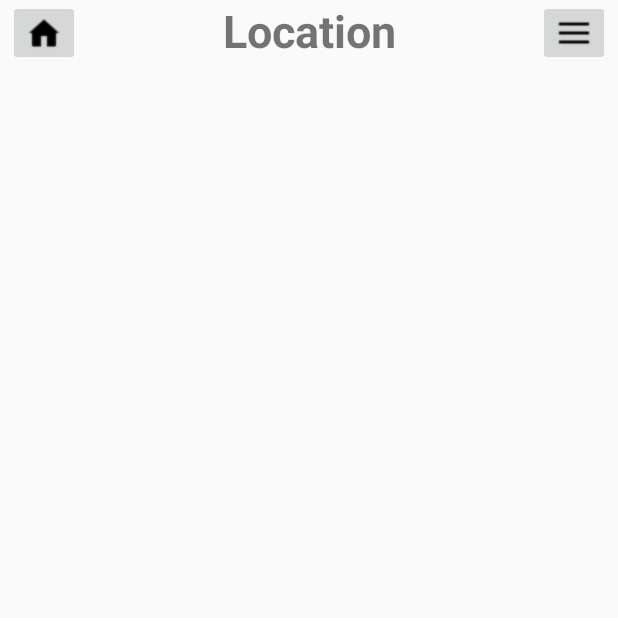
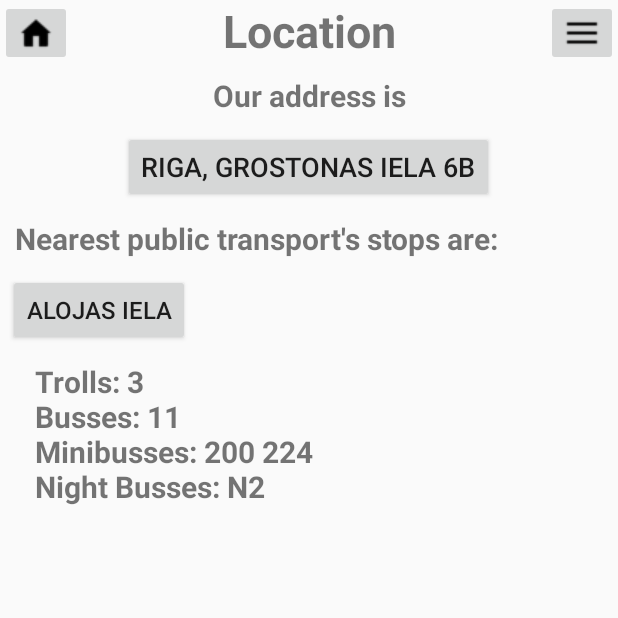
Before and after one commit to AntosMacek/UniApp, an Android app: the LocationActivity screen opened directly, with no data from a screen before it, on a phone screen of 412 x 824 dp, the top half of it. Run offline under Robolectric (Android 15) with nearby library versions, the phone set to English and light mode, and no system bars.

Commit message:
Location and schedule ready

```diff
--- a/app/src/main/java/unicon/lv/uniapp/activities/YberActivity.java
+++ b/app/src/main/java/unicon/lv/uniapp/activities/YberActivity.java
@@ -14,7 +14,7 @@ import uncon.lv.uniapp.R;
  */
 public class YberActivity extends AppCompatActivity {
 
-    public ImageButton menuButton;
+    private ImageButton menuButton;
 
     public void doPopup(View v, ImageButton menuButton) {
         final View view = v;
--- a/app/src/main/java/unicon/lv/uniapp/data_providers/EventMapAdapter.java
+++ b/app/src/main/java/unicon/lv/uniapp/data_providers/EventMapAdapter.java
@@ -90,7 +90,9 @@ public class EventMapAdapter extends BaseExpandableListAdapter {
         ImageView imageView = (ImageView) convertView.findViewById(R.id.map);
         String groupTitle = (String) getGroup(parent);
 
-        if (groupTitle.equals("A. Gallery")) {
+        if (groupTitle.equals("General map")) {
+            imageView.setImageResource(R.drawable.a00_map);
+        } else if (groupTitle.equals("A. Gallery")) {
             imageView.setImageResource(R.drawable.a01_entrance);
         } else if (groupTitle.equals("B. Main Hall")) {
             imageView.setImageResource(R.drawable.a02_main_hall);
--- a/app/src/main/java/unicon/lv/uniapp/data_providers/EventMapDataProvider.java
+++ b/app/src/main/java/unicon/lv/uniapp/data_providers/EventMapDataProvider.java
@@ -11,11 +11,14 @@ public class EventMapDataProvider {
 
     public static LinkedHashMap<String, List<String>> getInfo() {
         LinkedHashMap<String, List<String>> mapDetails = new LinkedHashMap<>();
+        List<String> map0 = new ArrayList<>();
         List<String> map1 = new ArrayList<>();
         List<String> map2 = new ArrayList<>();
         List<String> map3 = new ArrayList<>();
         List<String> map4 = new ArrayList<>();
         List<String> map5 = new ArrayList<>();
+
+        map0.add("Turn your device to change the size.");
 
         map1.add("29. Entrance/info");
 
@@ -30,7 +33,7 @@ public class EventMapDataProvider {
 
         map5.add("23. Seats\n24. Stage");
 
-
+        mapDetails.put("General map", map0);
         mapDetails.put("A. Gallery", map1);
         mapDetails.put("B. Main Hall", map2);
         mapDetails.put("C. Hall", map3);
--- a/app/src/main/res/layout/activity_location.xml
+++ b/app/src/main/res/layout/activity_location.xml
@@ -16,7 +16,7 @@
         android:id="@+id/menu_button"
         android:layout_width="wrap_content"
         android:layout_height="wrap_content"
-        android:layout_alignEnd="@+id/scroller"
+        android:layout_alignEnd="@+id/address"
         android:onClick="doPopup"
         android:src="@drawable/menu"/>
 
@@ -24,19 +24,59 @@
         android:id="@+id/home_button"
         android:layout_width="wrap_content"
         android:layout_height="wrap_content"
-        android:layout_alignStart="@+id/scroller"
+        android:layout_alignStart="@+id/address"
         android:onClick="goHome"
         android:src="@drawable/home"/>
 
-    <ScrollView
-        android:id="@+id/scroller"
-        android:layout_width="fill_parent"
+    <TextView
+        android:id="@+id/address"
+        android:layout_width="match_parent"
         android:layout_height="wrap_content"
-        android:layout_margin="5dp"
-        android:layout_below="@+id/menu_button"
-        android:scrollbars="vertical"
-        android:fillViewport="true">
+        android:layout_below="@+id/header"
+        android:padding="10dp"
+        android:text="@string/our_addr"
+        android:textSize="20sp"
+        android:textStyle="bold"
+        android:gravity="center"/>
 
-    </ScrollView>
+    <Button
+        android:id="@+id/map_button"
+        android:layout_width="wrap_content"
+        android:layout_height="wrap_content"
+        android:layout_below="@+id/address"
+        android:text="@string/map_btn_label"
+        android:textSize="18sp"
+        android:layout_centerInParent="true"
+        android:onClick="doMapButtonStuff"/>
+
+
+    <TextView
+        android:id="@+id/transport"
+        android:layout_width="match_parent"
+        android:layout_height="wrap_content"
+        android:layout_below="@+id/map_button"
+        android:padding="10dp"
+        android:text="@string/transport"
+        android:textSize="20sp"
+        android:textStyle="bold"/>
+
+    <Button
+        android:id="@+id/transport_btn1"
+        android:layout_width="wrap_content"
+        android:layout_height="wrap_content"
+        android:layout_below="@+id/transport"
+        android:text="@string/transport_btn1_label"
+        android:textSize="16sp"
+        android:layout_marginStart="5dp"
+        android:onClick="doTransportButtonStuff"/>
+    <TextView
+        android:id="@+id/transport_btn1_description"
+        android:layout_width="match_parent"
+        android:layout_height="wrap_content"
+        android:layout_below="@+id/transport_btn1"
+        android:padding="10dp"
+        android:text="@string/transport_btn1_txt"
+        android:textSize="20sp"
+        android:textStyle="bold"/>
 
 </RelativeLayout>
--- a/app/src/main/res/values/strings.xml
+++ b/app/src/main/res/values/strings.xml
@@ -65,4 +65,20 @@ even more space for the event – and we already have big plans for that!
     <string name="panel_title">Panels</string>
     <string name="cosplay_title">Cosplay</string>
     <string name="policy_title">Policy</string>
+
+    <!--Location-->
+    <string name="map_btn_label">Riga, Grostonas iela 6b</string>
+    <string name="our_addr">Our address is</string>
+    <string name="transport">
+        Nearest public transport\'s stops are:
+    </string>
+
+    <string name="transport_btn1_label">Alojas iela</string>
+    <string name="transport_btn1_txt">
+        \tTrolls: 3
+        \n\tBusses: 11
+        \n\tMinibusses: 200 224
+        \n\tNight Busses: N2
+    </string>
+
 </resources>
```
Also changed, not shown: app/src/main/java/unicon/lv/uniapp/activities/LocationActivity.java (+54 -0 lines), app/src/main/java/unicon/lv/uniapp/activities/ScheduleActivity.java (+28 -0 lines), app/src/main/res/layout/activity_schedule.xml (+7 -9 lines), app/src/main/res/drawable/a00_map.jpg (renamed from app/src/main/res/drawable/map.jpg), 1 other file.
